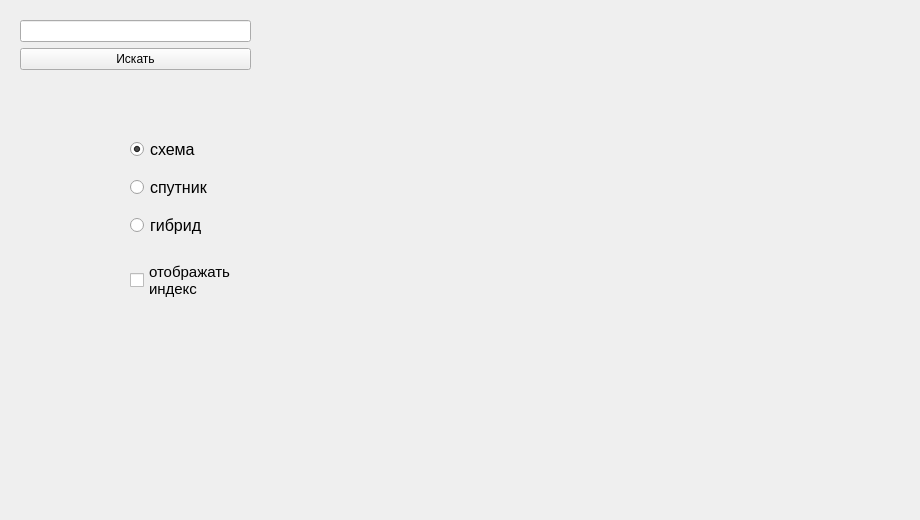
First picture: the form in main_menu.ui, repository WarpMain/project, before the edit.
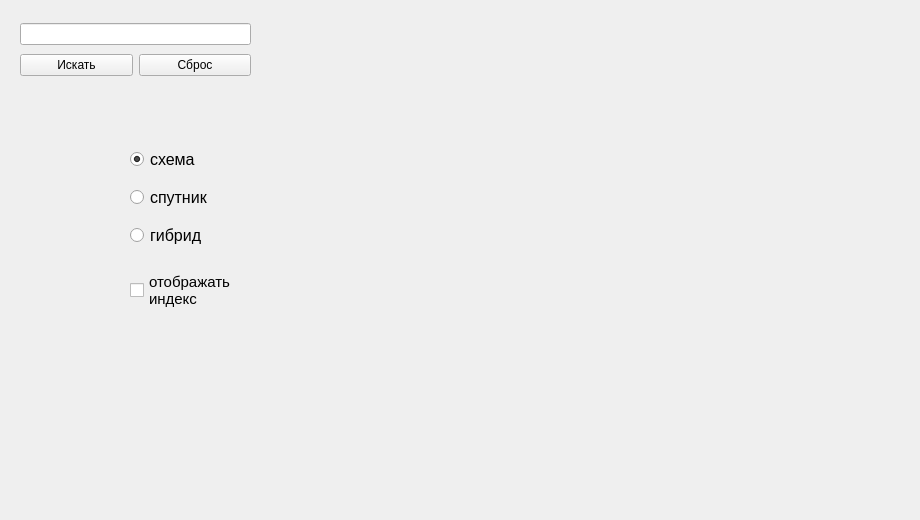
Second picture: the form after the edit.

Commit message: add reset of flag

```diff
--- a/main_menu.ui
+++ b/main_menu.ui
@@ -39,7 +39,7 @@
        <x>10</x>
        <y>10</y>
        <width>231</width>
-       <height>51</height>
+       <height>59</height>
       </rect>
      </property>
      <layout class="QVBoxLayout" name="verticalLayout">
@@ -47,19 +47,40 @@
        <widget class="QLineEdit" name="address"/>
       </item>
       <item>
+       <layout class="QHBoxLayout" name="horizontalLayout">
+        <item>
        <widget class="QPushButton" name="SearchButton">
+          <property name="font">
+           <font>
+            <pointsize>9</pointsize>
+           </font>
+          </property>
         <property name="text">
          <string>Искать</string>
         </property>
        </widget>
       </item>
+        <item>
+         <widget class="QPushButton" name="reset_button">
+          <property name="font">
+           <font>
+            <pointsize>9</pointsize>
+           </font>
+          </property>
+          <property name="text">
+           <string>Сброс</string>
+          </property>
+         </widget>
+        </item>
+       </layout>
+      </item>
      </layout>
     </widget>
     <widget class="QWidget" name="verticalLayoutWidget">
      <property name="geometry">
       <rect>
        <x>120</x>
-       <y>120</y>
+       <y>130</y>
        <width>113</width>
        <height>116</height>
       </rect>
@@ -112,7 +133,7 @@
        <x>10</x>
        <y>60</y>
        <width>251</width>
-       <height>61</height>
+       <height>71</height>
       </rect>
      </property>
      <property name="font">
@@ -128,7 +149,7 @@
      <property name="geometry">
       <rect>
        <x>120</x>
-       <y>250</y>
+       <y>260</y>
        <width>121</width>
        <height>41</height>
       </rect>
```
Lines whose indentation alone changed are shown as unchanged. The commit also changes 1 other file.
